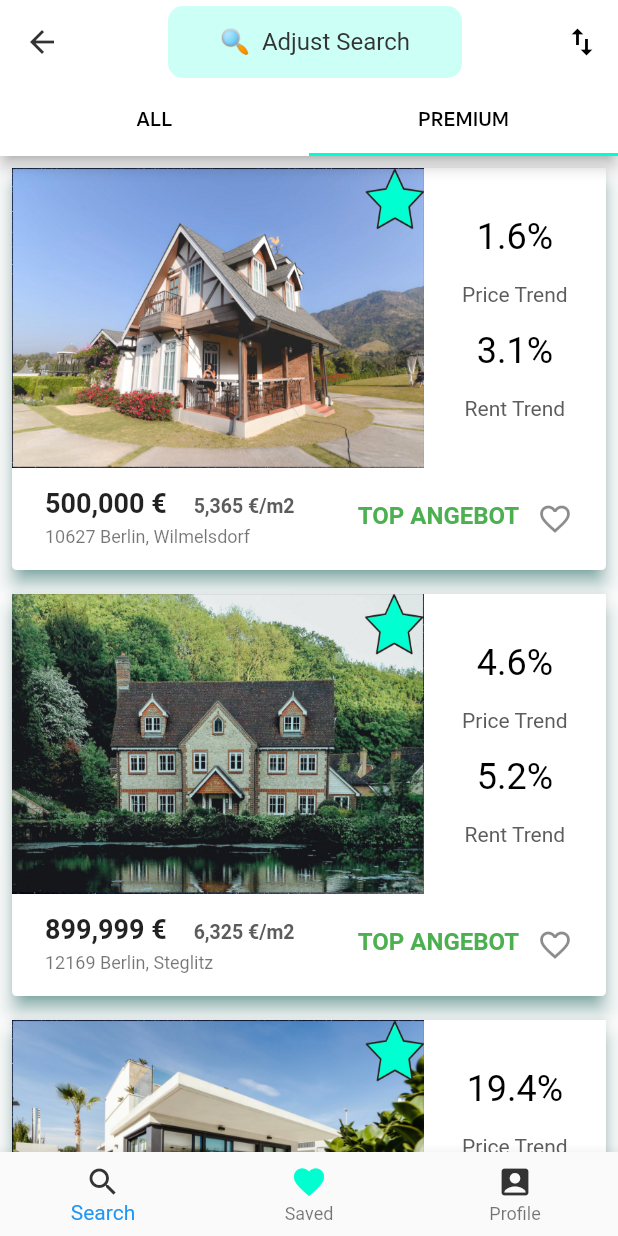
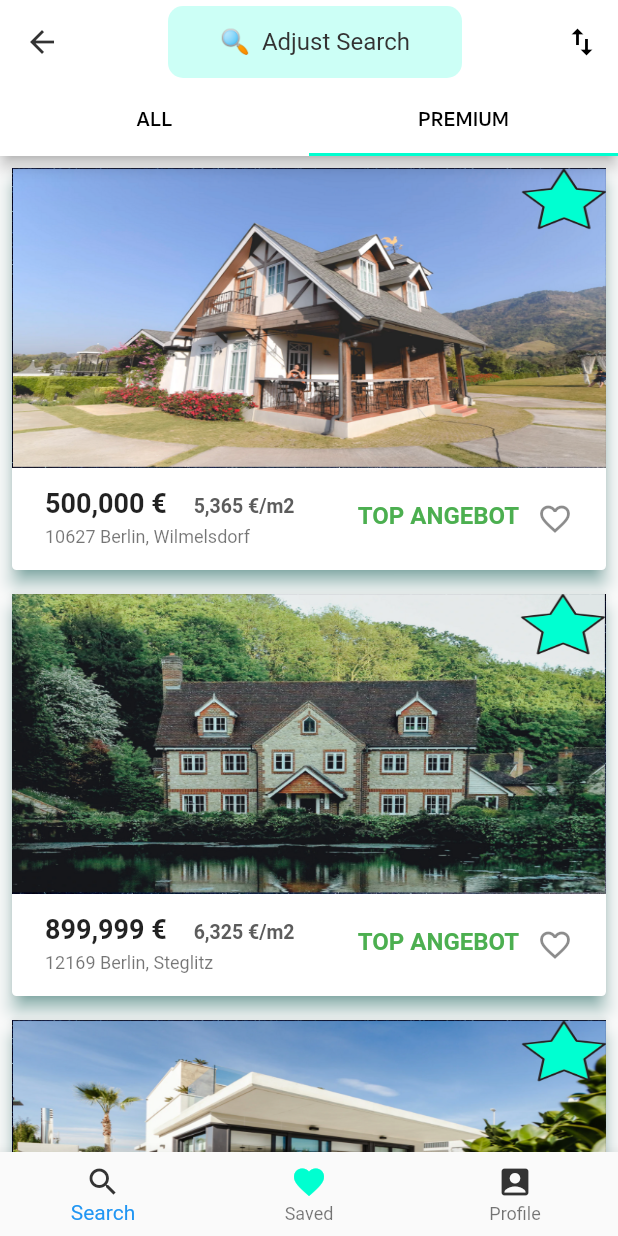
Before and after one commit to natgrett/immo_result, a Flutter app: the SearchSheet screen opened directly, tab 2 chosen, on a phone screen of 412 x 824 dp. Run offline on Flutter 3.47's test engine with Material 2 defaults, Android fonts, the phone set to English and light mode, and no system bars; our stand-ins replace curved_navigation_bar, font_awesome_flutter.

Commit message:
From Alina

```diff
--- a/lib/resultsListScreen.dart
+++ b/lib/resultsListScreen.dart
@@ -319,7 +319,7 @@ class SearchSheet extends StatelessWidget {
                 child: ListView(
                   scrollDirection: Axis.vertical,
                   children: listOfHousesPremium
-                      .map((house) => HauseListHalfSize(house))
+                      .map((house) => HousesList(house))
                       .toList(), // HauseListHalfSize OR HousesList
                 ),
               ),
```
